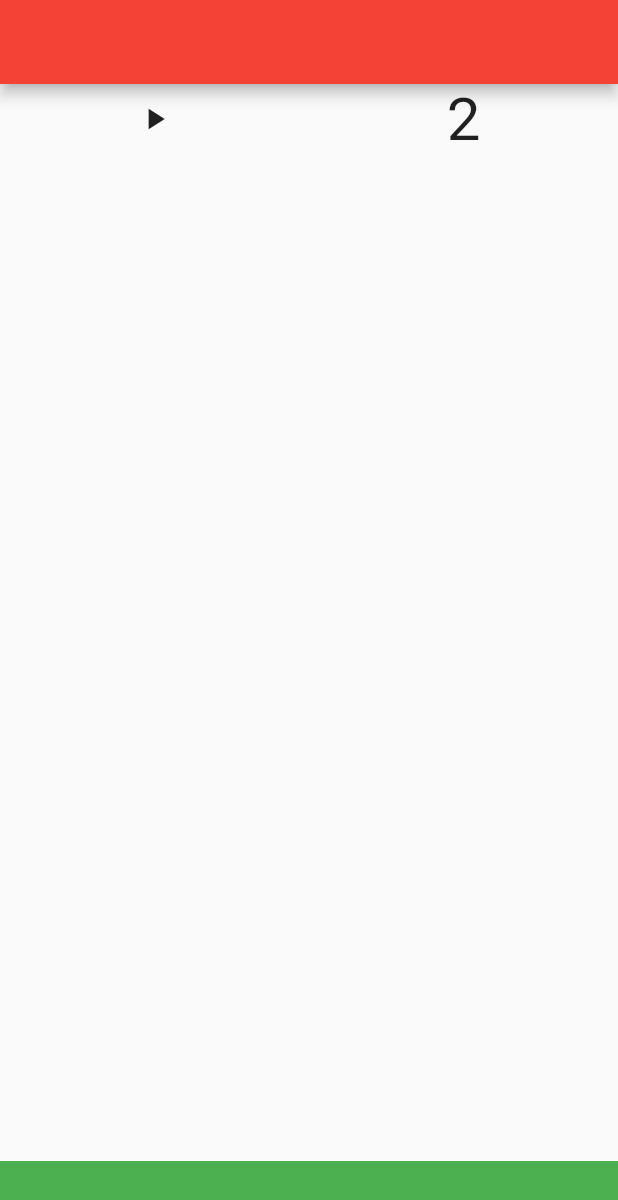
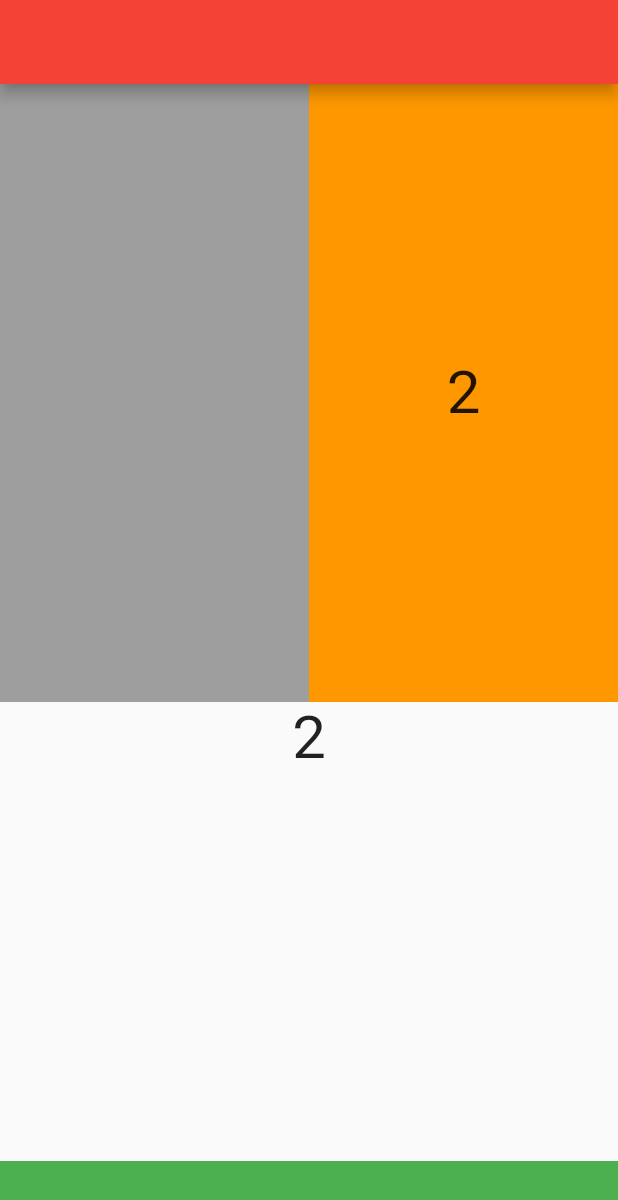
Before and after one commit to gioboa/flutter_gym, a Flutter app: the screen it shows after launch, on a phone screen of 412 x 824 dp. Shown: the top 1200 px of the screen. Run offline on Flutter 3.47's test engine with Material 2 defaults, Android fonts, the phone set to English and light mode, and no system bars.

Commit message:
dev: added second test

```diff
--- a/lib/main.dart
+++ b/lib/main.dart
@@ -18,16 +18,7 @@ class Home extends StatelessWidget {
           appBar: new AppBar(
             backgroundColor: Colors.red,
           ),
-          body: new Row(
-            children: <Widget>[
-              Expanded(flex: 1, child: Icon(Icons.play_arrow)),
-              Expanded(
-                  flex: 1,
-                  child: new Text("2",
-                      textAlign: TextAlign.center,
-                      style: TextStyle(fontSize: 40)))
-            ],
-          ),
+          body: Body(),
           bottomNavigationBar: new Container(
             color: Colors.green,
             height: 50,
@@ -35,3 +26,37 @@ class Home extends StatelessWidget {
     );
   }
 }
+
+class Body extends StatelessWidget {
+  @override
+  Widget build(BuildContext context) {
+    var device = MediaQuery.of(context).size.height;
+    return new Column(
+      children: <Widget>[
+        new Container(
+            height: device / 2,
+            color: Colors.orange,
+            child: Expanded(
+                flex: 1,
+                child: Row(
+                  children: <Widget>[
+                    Expanded(
+                        flex: 1,
+                        child: new Container(
+                          color: Colors.grey,
+                        )),
+                    Expanded(
+                        flex: 1,
+                        child: new Text("2",
+                            textAlign: TextAlign.center,
+                            style: TextStyle(fontSize: 40)))
+                  ],
+                ))),
+        Expanded(
+            flex: 1,
+            child: new Text("2",
+                textAlign: TextAlign.center, style: TextStyle(fontSize: 40)))
+      ],
+    );
+  }
+}
```
